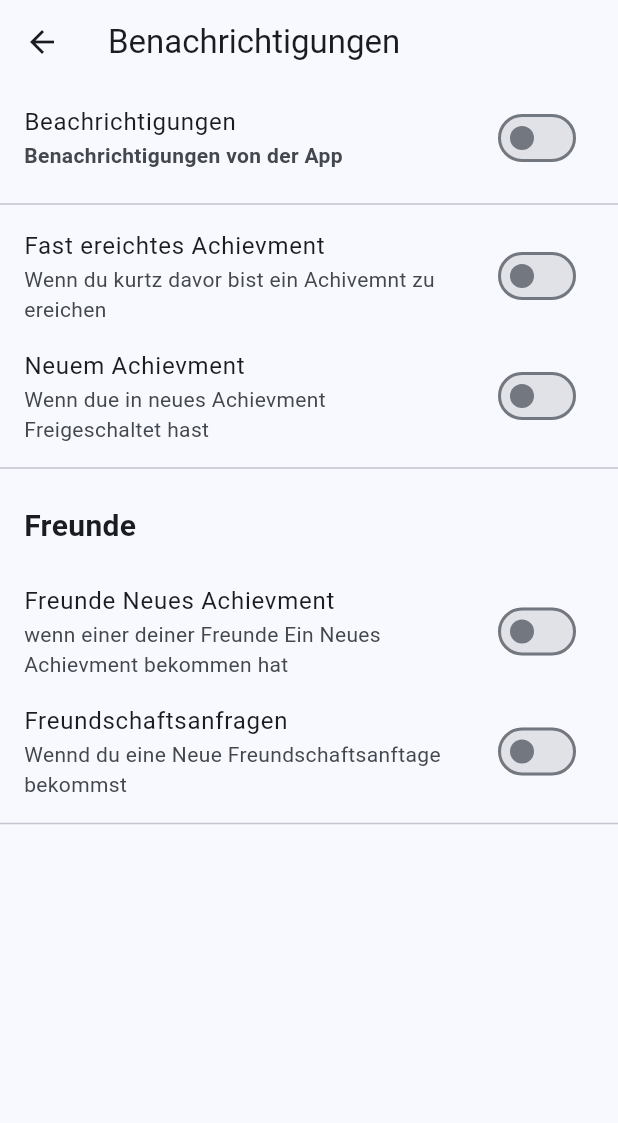
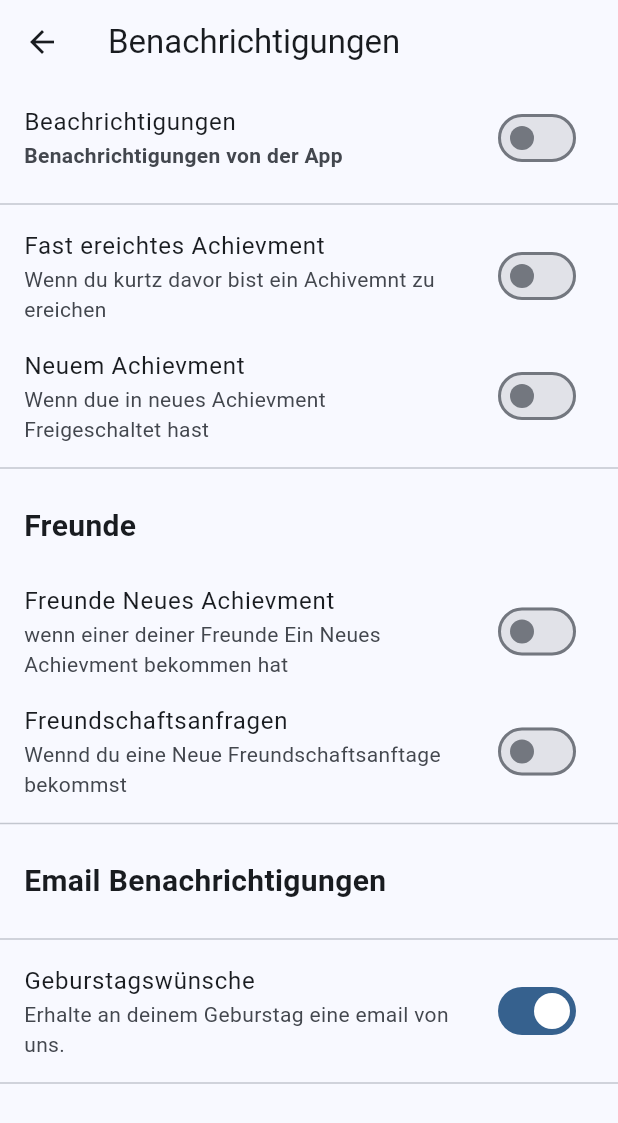
Before and after one commit to Farin25/real-live-achievement, a Flutter app: the Appmessages screen opened directly, after a tap on "Beachrichtigungen", on a phone screen of 412 x 824 dp. Shown: the top 1123 px of the screen. Run offline on Flutter 3.47's test engine with Material 3 defaults, Android fonts, the phone set to English and light mode, and no system bars; our stand-ins replace connectivity_plus, flutter_dotenv, permission_handler, salomon_bottom_bar, shared_preferences, supabase_flutter and 1 more; accounts and stored records are empty; network calls fail.

Commit message:
add: setttings for email notofycations

```diff
--- a/lib/settings.dart
+++ b/lib/settings.dart
@@ -231,8 +231,9 @@ class _SettingsPageState extends State<SettingsPage> {
   }
 }
 
-//App BEnachrichtigungen untersetings:
-
+//--------------------------
+//--------Notifications------
+//--------------------------
 class Appmessages extends StatefulWidget {
   const Appmessages({super.key});
 
@@ -245,6 +246,7 @@ class _Appmessages extends State<Appmessages> {
   bool notifyFriendnewAchievment = true;
   bool notifynewAchievment = true;
   bool notifyAchievmentfasterricht = true;
+  bool notifyemailbirthday = true;
 
   // für Master Schalter
   bool get notifyAll =>
@@ -361,7 +363,31 @@ class _Appmessages extends State<Appmessages> {
               );
             },
           ),
-
+          const Divider(),
+          Padding(
+            padding: const EdgeInsets.all(16.0),
+            child: Text(
+              "Email Benachrichtigungen",
+              style: TextStyle(fontSize: 20, fontWeight: FontWeight.bold),
+            ),
+          ),
+          const Divider(),
+          SwitchListTile(
+            title: const Text("Geburstagswünsche"),
+            subtitle: const Text(
+              "Erhalte an deinem Geburstag eine email von uns.",
+            ),
+            value: notifyemailbirthday,
+            onChanged: (value) {
+              setState(() {
+                notifyemailbirthday = value;
+              });
+              saveSettings();
+              print(
+                "Benachrichtigungs Einstellungen Aktualliesiert: notifyemailbirthday = $notifyemailbirthday",
+              );
+            },
+          ),
           const Divider(),
         ],
       ),
@@ -374,7 +400,11 @@ class _Appmessages extends State<Appmessages> {
     await prefs.setBool('pushnewFriendship', notifynewFriendship);
     await prefs.setBool('pushFriendnewAchievment', notifyFriendnewAchievment);
     await prefs.setBool('pushnewAchievment', notifynewAchievment);
-    await prefs.setBool('Achievmentfasterricht', notifyAchievmentfasterricht);
+    await prefs.setBool(
+      'pufhAchievmentfasterricht',
+      notifyAchievmentfasterricht,
+    );
+    await prefs.setBool('notifyemailbirthday', notifyemailbirthday);
   }
 
   Future<void> loadSettings() async {
@@ -390,6 +420,8 @@ class _Appmessages extends State<Appmessages> {
 
       notifyAchievmentfasterricht =
           prefs.getBool('Achievmentfasterricht') ?? true;
+
+      notifyemailbirthday = prefs.getBool('notifyemailbirthday') ?? true;
     });
   }
 }
```
Also changed, not shown: 1 other file.
